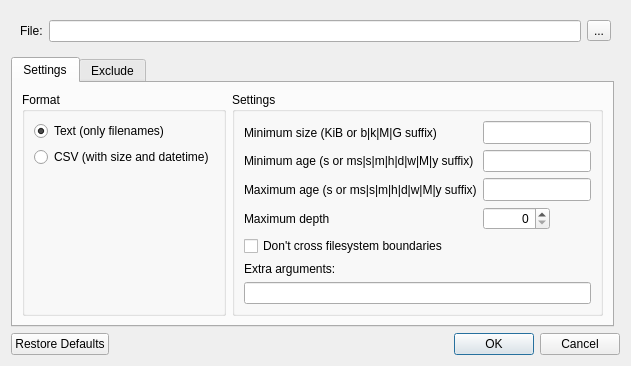
Before: the Qt Designer form src/export_dialog.ui in holazt/RcloneBrowser, drawn with Qt 5.
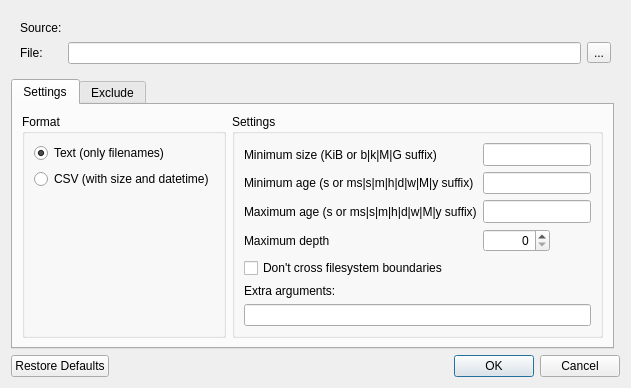
After: the same form once the commit is applied.

Commit message: added source info to export dialog

Patch:
```diff
--- a/src/export_dialog.ui
+++ b/src/export_dialog.ui
@@ -6,8 +6,8 @@
    <rect>
     <x>0</x>
     <y>0</y>
-    <width>768</width>
-    <height>413</height>
+    <width>760</width>
+    <height>439</height>
    </rect>
   </property>
   <property name="sizePolicy">
@@ -29,9 +29,16 @@
    </item>
    <item row="1" column="0" colspan="2">
     <widget class="QWidget" name="pathGroup" native="true">
-     <layout class="QHBoxLayout" name="horizontalLayout">
-      <item>
-       <widget class="QLabel" name="label_13">
+     <layout class="QGridLayout" name="gridLayout_3">
+      <item row="2" column="6">
+       <widget class="QToolButton" name="fileBrowse">
+        <property name="text">
+         <string>...</string>
+        </property>
+       </widget>
+      </item>
+      <item row="2" column="1">
+       <widget class="QLabel" name="label_file">
         <property name="sizePolicy">
          <sizepolicy hsizetype="Fixed" vsizetype="Preferred">
           <horstretch>0</horstretch>
@@ -46,7 +53,36 @@
         </property>
        </widget>
       </item>
-      <item>
+      <item row="1" column="1">
+       <widget class="QLabel" name="label_source">
+        <property name="text">
+         <string>Source:</string>
+        </property>
+       </widget>
+      </item>
+      <item row="1" column="2">
+       <widget class="QLineEdit" name="src">
+        <property name="sizePolicy">
+         <sizepolicy hsizetype="Expanding" vsizetype="MinimumExpanding">
+          <horstretch>0</horstretch>
+          <verstretch>0</verstretch>
+         </sizepolicy>
+        </property>
+        <property name="contextMenuPolicy">
+         <enum>Qt::NoContextMenu</enum>
+        </property>
+        <property name="styleSheet">
+         <string notr="true">* { background-color: rgba(0, 0, 0, 0); }</string>
+        </property>
+        <property name="frame">
+         <bool>false</bool>
+        </property>
+        <property name="readOnly">
+         <bool>true</bool>
+        </property>
+       </widget>
+      </item>
+      <item row="2" column="2">
        <widget class="QLineEdit" name="textFile">
         <property name="sizePolicy">
          <sizepolicy hsizetype="Expanding" vsizetype="MinimumExpanding">
@@ -56,13 +92,6 @@
         </property>
        </widget>
       </item>
-      <item>
-       <widget class="QToolButton" name="fileBrowse">
-        <property name="text">
-         <string>...</string>
-        </property>
-       </widget>
-      </item>
      </layout>
     </widget>
    </item>
```
Left out of the diff: 1 changed line with no effect on the pictures. The commit also changes 1 other file.
